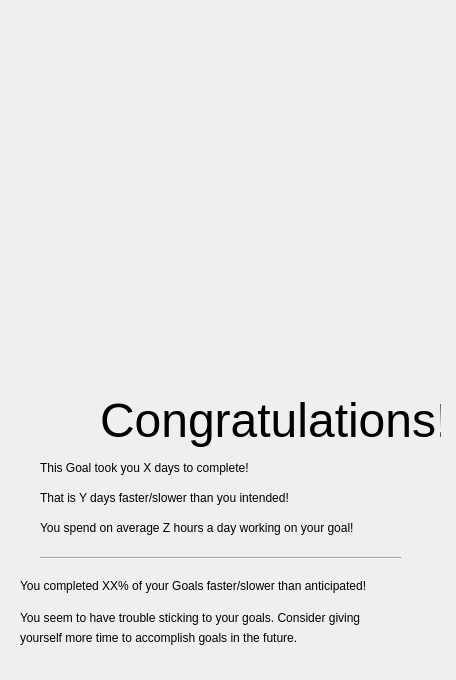
The window that UI/Analysis.ui (cis422-goaltracker/goaltracker) describes before a commit, drawn with Qt 5.
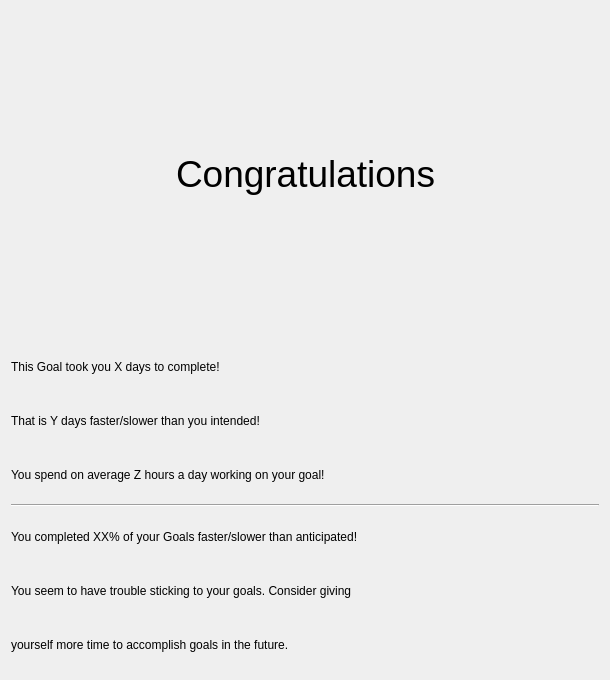
The same window after the commit. Icons and pictures are not drawn.

Commit message: Fixed typo and actually added UI changes this time.

Patch:
```diff
--- a/UI/Analysis.ui
+++ b/UI/Analysis.ui
@@ -6,151 +6,105 @@
    <rect>
     <x>0</x>
     <y>0</y>
-    <width>456</width>
+    <width>610</width>
     <height>680</height>
    </rect>
   </property>
   <property name="windowTitle">
    <string>Form</string>
   </property>
+  <layout class="QVBoxLayout" name="verticalLayout_2">
+   <item>
+    <layout class="QHBoxLayout" name="horizontalLayout">
+     <item>
+      <widget class="QLabel" name="label">
+       <property name="text">
+        <string/>
+       </property>
+       <property name="pixmap">
+        <pixmap>star.png</pixmap>
+       </property>
+      </widget>
+     </item>
+     <item>
   <widget class="QLabel" name="congrats_label">
-   <property name="geometry">
-    <rect>
-     <x>100</x>
-     <y>390</y>
-     <width>341</width>
-     <height>61</height>
-    </rect>
+       <property name="font">
+        <font>
+         <pointsize>28</pointsize>
+        </font>
    </property>
    <property name="text">
-    <string>&lt;html&gt;&lt;head/&gt;&lt;body&gt;&lt;p&gt;&lt;span style=&quot; font-size:36pt;&quot;&gt;Congratulations!&lt;/span&gt;&lt;/p&gt;&lt;/body&gt;&lt;/html&gt;</string>
-   </property>
-  </widget>
+        <string>Congratulations</string>
+       </property>
+      </widget>
+     </item>
+     <item>
+      <widget class="QLabel" name="label_2">
+       <property name="text">
+        <string/>
+       </property>
+       <property name="pixmap">
+        <pixmap>star.png</pixmap>
+       </property>
+      </widget>
+     </item>
+    </layout>
+   </item>
+   <item>
+    <layout class="QVBoxLayout" name="verticalLayout">
+     <item>
   <widget class="QLabel" name="label_daystook">
-   <property name="geometry">
-    <rect>
-     <x>40</x>
-     <y>460</y>
-     <width>371</width>
-     <height>16</height>
-    </rect>
-   </property>
    <property name="text">
     <string>This Goal took you X days to complete!</string>
    </property>
   </widget>
+     </item>
+     <item>
   <widget class="QLabel" name="label_fasterslower">
-   <property name="geometry">
-    <rect>
-     <x>40</x>
-     <y>490</y>
-     <width>371</width>
-     <height>16</height>
-    </rect>
-   </property>
    <property name="text">
     <string>That is Y days faster/slower than you intended!</string>
    </property>
   </widget>
+     </item>
+     <item>
   <widget class="QLabel" name="label_numhours">
-   <property name="geometry">
-    <rect>
-     <x>40</x>
-     <y>520</y>
-     <width>371</width>
-     <height>16</height>
-    </rect>
-   </property>
    <property name="text">
     <string>You spend on average Z hours a day working on your goal!</string>
    </property>
   </widget>
+     </item>
+     <item>
   <widget class="Line" name="line">
-   <property name="geometry">
-    <rect>
-     <x>40</x>
-     <y>550</y>
-     <width>361</width>
-     <height>16</height>
-    </rect>
-   </property>
    <property name="orientation">
     <enum>Qt::Horizontal</enum>
    </property>
   </widget>
+     </item>
+     <item>
   <widget class="QLabel" name="label_lowerlinetext_1">
-   <property name="geometry">
-    <rect>
-     <x>20</x>
-     <y>570</y>
-     <width>411</width>
-     <height>31</height>
-    </rect>
-   </property>
    <property name="text">
     <string>You completed XX% of your Goals faster/slower than anticipated!</string>
    </property>
   </widget>
+     </item>
+     <item>
   <widget class="QLabel" name="label_lowerlinetext_2">
-   <property name="geometry">
-    <rect>
-     <x>20</x>
-     <y>610</y>
-     <width>411</width>
-     <height>16</height>
-    </rect>
-   </property>
    <property name="text">
     <string>You seem to have trouble sticking to your goals. Consider giving</string>
    </property>
   </widget>
+     </item>
+     <item>
   <widget class="QLabel" name="label_lowerlinetext_3">
-   <property name="geometry">
-    <rect>
-     <x>20</x>
-     <y>630</y>
-     <width>411</width>
-     <height>16</height>
-    </rect>
-   </property>
    <property name="text">
     <string>yourself more time to accomplish goals in the future.</string>
    </property>
   </widget>
-  <widget class="QLabel" name="label">
-   <property name="geometry">
-    <rect>
-     <x>40</x>
-     <y>400</y>
-     <width>51</width>
-     <height>41</height>
-    </rect>
-   </property>
-   <property name="text">
-    <string/>
-   </property>
-   <property name="pixmap">
-    <pixmap>star.png</pixmap>
-   </property>
-  </widget>
-  <widget class="QLabel" name="label_2">
-   <property name="geometry">
-    <rect>
-     <x>360</x>
-     <y>400</y>
-     <width>51</width>
-     <height>41</height>
-    </rect>
-   </property>
-   <property name="text">
-    <string/>
-   </property>
-   <property name="pixmap">
-    <pixmap>star.png</pixmap>
-   </property>
-  </widget>
- </widget>
- <resources>
- </resources>
+     </item>
+    </layout>
+   </item>
+  </layout>
+ </widget>
+ <resources/>
  <connections/>
 </ui>
```
Lines whose indentation alone changed are shown as unchanged. The commit also changes 1 other file.
